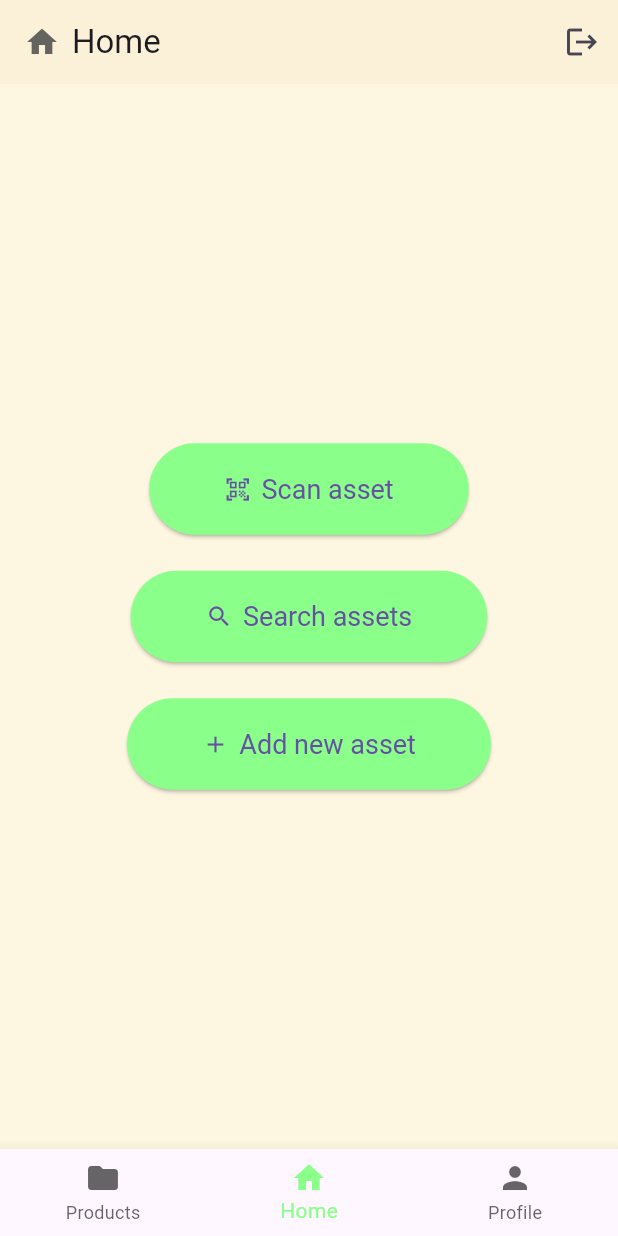
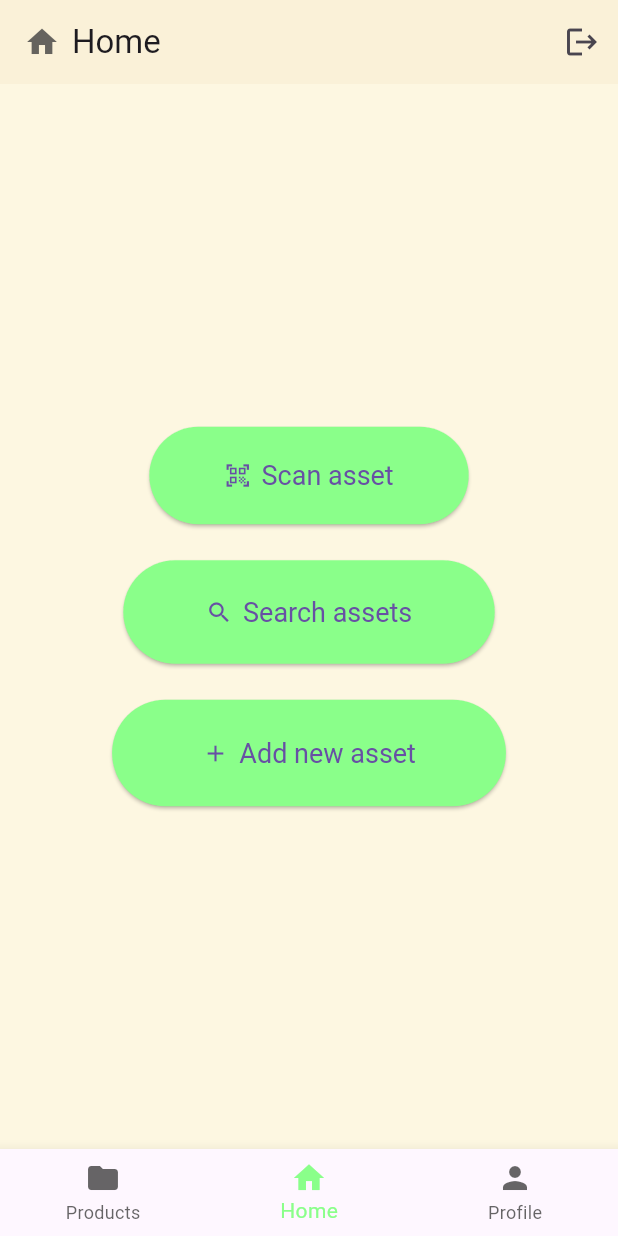
Before and after one commit to MarkRyuo/sales_inventory_app, a Flutter app: the HomeScreen screen opened directly, on a phone screen of 412 x 824 dp. Run offline on Flutter 3.47's test engine with Material 3 defaults, Android fonts, the phone set to English and light mode, and no system bars; our stand-ins replace flutter_svg.

Commit message:
update herE

```diff
--- a/lib/home_screen.dart
+++ b/lib/home_screen.dart
@@ -72,7 +72,7 @@ class _HomeScreenState extends State<HomeScreen> {
               label: const Text('Scan asset', selectionColor: Color.fromARGB(255, 255, 255, 255),),
               style: ElevatedButton.styleFrom(
                 backgroundColor: const Color.fromARGB(255, 138, 255, 138),
-                padding: const EdgeInsets.symmetric(horizontal: 50, vertical: 20),
+                padding: const EdgeInsets.symmetric(horizontal: 50, vertical: 22),
                 textStyle: const TextStyle(fontSize: 18),
               ),
             ),
@@ -83,7 +83,7 @@ class _HomeScreenState extends State<HomeScreen> {
               label: const Text('Search assets'),
               style: ElevatedButton.styleFrom(
                 backgroundColor: const Color.fromARGB(255, 138, 255, 138),
-                padding: const EdgeInsets.symmetric(horizontal: 50, vertical: 20),
+                padding: const EdgeInsets.symmetric(horizontal: 55, vertical: 24),
                 textStyle: const TextStyle(fontSize: 18),
               ),
             ),
@@ -94,7 +94,7 @@ class _HomeScreenState extends State<HomeScreen> {
               label: const Text('Add new asset'),
               style: ElevatedButton.styleFrom(
                 backgroundColor: const Color.fromARGB(255, 138, 255, 138),
-                padding: const EdgeInsets.symmetric(horizontal: 50, vertical: 20),
+                padding: const EdgeInsets.symmetric(horizontal: 60, vertical: 25),
                 textStyle: const TextStyle(fontSize: 18),
               ),
             ),
```
